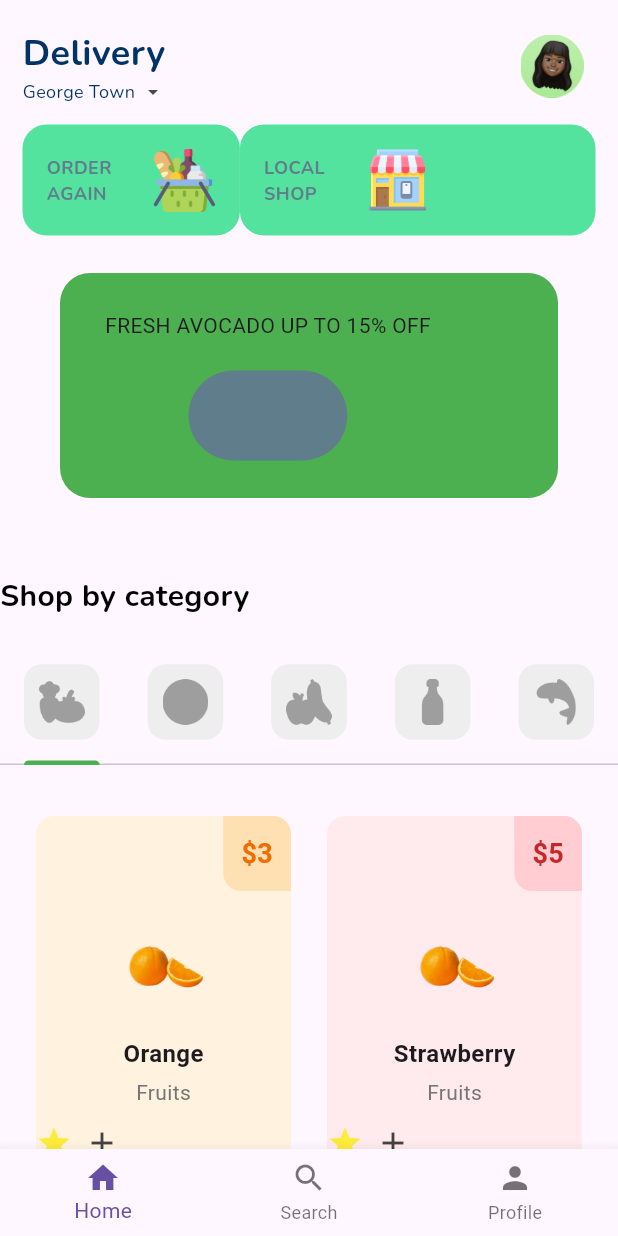
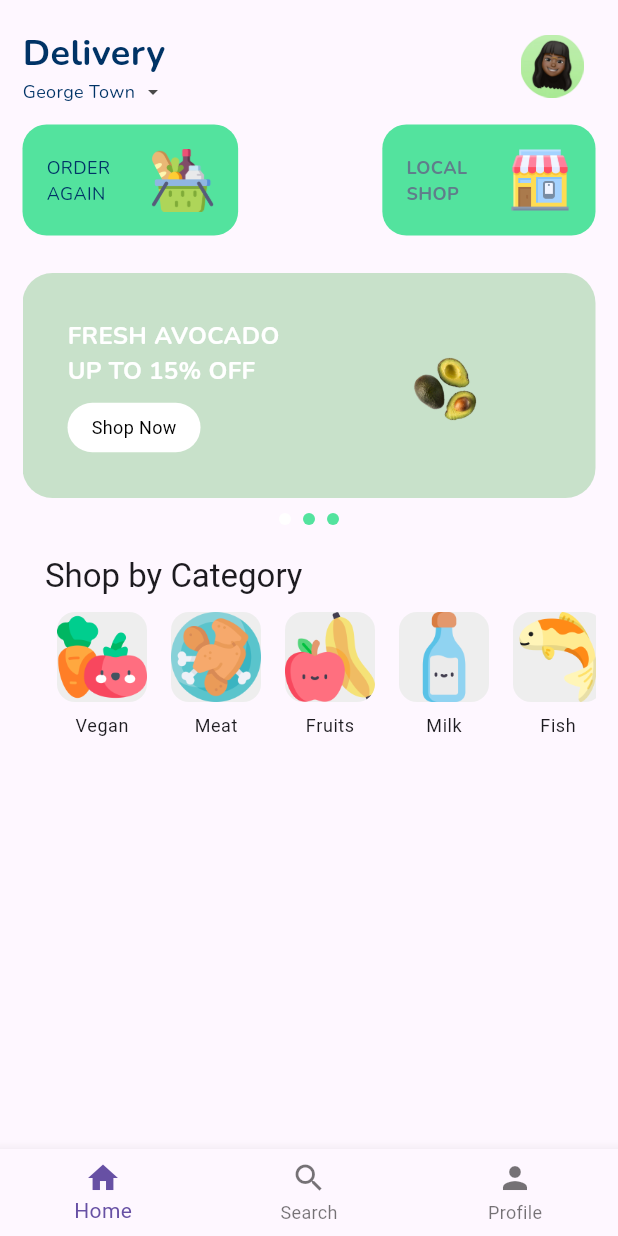
Before and after one commit to maoaktree/sample_app, a Flutter app: the screen it shows after launch, on a phone screen of 412 x 824 dp. Run offline on Flutter 3.47's test engine with Material 3 defaults, Android fonts, the phone set to English and light mode, and no system bars; drawn by our look-alikes of carousel_slider; our stand-ins replace google_fonts.

Commit message:
Update button.dart, home_page.dart, and initial_cards.dart; redesign ShopTab

```diff
--- a/lib/homePage/components/initial_cards.dart
+++ b/lib/homePage/components/initial_cards.dart
@@ -1,6 +1,6 @@
 import 'package:flutter/material.dart';
 import 'package:google_fonts/google_fonts.dart';
-import 'package:sample_app/util/button.dart';
+import 'package:sample_app/util/theme.dart';
 
 class InitialCards extends StatelessWidget {
   const InitialCards({super.key});
@@ -20,16 +20,14 @@ class InitialCards extends StatelessWidget {
                 borderRadius: BorderRadius.circular(16),
               ),
               child: Row(
+                mainAxisAlignment: MainAxisAlignment.spaceEvenly,
                 children: [
                   Column(
                     crossAxisAlignment: CrossAxisAlignment.start,
                     children: [
                       Text(
                         'ORDER \nAGAIN',
-                        style: GoogleFonts.nunito(
-                            color: Colors.blueGrey,
-                            fontSize: 12,
-                            fontWeight: FontWeight.bold),
+                        style: AppTextStyles.headerSubtitle,
                       ),
                     ],
                   ),
@@ -44,18 +42,18 @@ class InitialCards extends StatelessWidget {
             ),
 
             const SizedBox(
-              height: 10,
+              height: 16,
             ),
 
             // LOCAL SHOP
-            Expanded(
-              child: Container(
+            Container(
               padding: const EdgeInsets.all(16),
               decoration: BoxDecoration(
                 color: const Color.fromRGBO(83, 227, 158, 1),
                 borderRadius: BorderRadius.circular(16),
               ),
               child: Row(
+                mainAxisAlignment: MainAxisAlignment.spaceBetween,
                 children: [
                   Column(
                     crossAxisAlignment: CrossAxisAlignment.start,
@@ -78,7 +76,6 @@ class InitialCards extends StatelessWidget {
                 ],
               ),
             ),
-            ),
           ],
         ),
 
@@ -87,31 +84,31 @@ class InitialCards extends StatelessWidget {
         ),
 
         // PROMO BANNER
-        Container(
-          decoration: BoxDecoration(
-            color: Colors.green,
-            borderRadius: BorderRadius.circular(20),
-          ),
-          margin: const EdgeInsets.symmetric(horizontal: 25),
-          padding: const EdgeInsets.symmetric(vertical: 25, horizontal: 30),
-          child: Row(
-            children: [
-              Column(
-                children: [
-                  const Text('FRESH AVOCADO UP TO 15% OFF'),
-                  const SizedBox(height: 20),
-                  MyButton(
-                    text: "Shop Now",
-                    buttonColor: Colors.blueGrey,
-                    onTap: () {
-                      Navigator.pushNamed(context, '/detailpage');
-                    },
-                  ),
-                ],
-              )
-            ],
-          ),
-        ),
+        // Container(
+        //   decoration: BoxDecoration(
+        //     color: Colors.green,
+        //     borderRadius: BorderRadius.circular(20),
+        //   ),
+        //   margin: const EdgeInsets.symmetric(horizontal: 25),
+        //   padding: const EdgeInsets.symmetric(vertical: 25, horizontal: 30),
+        //   child: Row(
+        //     children: [
+        //       Column(
+        //         children: [
+        //           const Text('FRESH AVOCADO UP TO 15% OFF'),
+        //           const SizedBox(height: 20),
+        //           MyButton(
+        //             text: "Shop Now",
+        //             buttonColor: Colors.blueGrey,
+        //             onTap: () {
+        //               Navigator.pushNamed(context, '/detailpage');
+        //             },
+        //           ),
+        //         ],
+        //       )
+        //     ],
+        //   ),
+        // ),
       ],
     );
   }
--- a/lib/homePage/components/shop_tab.dart
+++ b/lib/homePage/components/shop_tab.dart
@@ -1,61 +1,85 @@
 import 'package:flutter/material.dart';
-import 'package:google_fonts/google_fonts.dart';
-import 'package:sample_app/util/my_tab.dart';
-import '../../tab/fish_tab.dart';
-import '../../tab/fruits_tab.dart';
-import '../../tab/meat_tab.dart';
-import '../../tab/milk_tab.dart';
-import '../../tab/vegan_tab.dart';
 
-class ShopTab extends StatelessWidget {
-  const ShopTab({super.key});
-
-  // Tabs
-  final List<Widget> myTabs = const [
-    MyTab(iconPath: 'lib/images/vegan.png'),
-    MyTab(iconPath: 'lib/images/chicken.png'),
-    MyTab(iconPath: 'lib/images/fruits.png'),
-    MyTab(iconPath: 'lib/images/milk.png'),
-    MyTab(iconPath: 'lib/images/fish.png'),
-  ];
+class ShopByCategory extends StatelessWidget {
+  const ShopByCategory({super.key});
 
   @override
   Widget build(BuildContext context) {
-    return DefaultTabController(
-      length: myTabs.length,
-      child: Column(
-        crossAxisAlignment: CrossAxisAlignment.start,
-        children: [
-          // TabBar Title
-          Text(
-            'Shop by category',
-            textAlign: TextAlign.left,
-            style: GoogleFonts.nunito(
-              color: Colors.black,
-              fontSize: 20,
-              fontWeight: FontWeight.bold,
+    return Column(
+      crossAxisAlignment: CrossAxisAlignment.start,
+      children: [
+        // Title
+        Padding(
+          padding: const EdgeInsets.symmetric(vertical: 10.0, horizontal: 15.0),
+          child: Text(
+            'Shop by Category',
+            style: Theme.of(context).textTheme.titleLarge,
+          ),
+        ),
+
+        // Horizontal Scrollable List
+        Container(
+          height: 120,
+          padding: const EdgeInsets.only(left: 15.0),
+          child: SingleChildScrollView(
+            scrollDirection: Axis.horizontal,
+            child: Row(
+              children: [
+                _buildCategoryIcon(
+                  context,
+                  iconPath: 'lib/images/vegan.png',
+                  title: 'Vegan',
+                ),
+                _buildCategoryIcon(
+                  context,
+                  iconPath: 'lib/images/chicken.png',
+                  title: 'Meat',
+                ),
+                _buildCategoryIcon(
+                  context,
+                  iconPath: 'lib/images/fruits.png',
+                  title: 'Fruits',
+                ),
+                _buildCategoryIcon(
+                  context,
+                  iconPath: 'lib/images/milk.png',
+                  title: 'Milk',
+                ),
+                _buildCategoryIcon(
+                  context,
+                  iconPath: 'lib/images/fish.png',
+                  title: 'Fish',
+                ),
+              ],
             ),
           ),
-          const SizedBox(height: 16),
+        ),
+      ],
+    );
+  }
 
-          // TabBar
-          TabBar(
-            indicatorColor: Colors.green,
-            tabs: myTabs,
+  Widget _buildCategoryIcon(BuildContext context,
+      {required String iconPath, required String title}) {
+    return Container(
+      margin: const EdgeInsets.symmetric(horizontal: 8.0),
+      child: Column(
+        children: [
+          Container(
+            width: 60,
+            height: 60,
+            decoration: BoxDecoration(
+              color: Colors.grey[200],
+              borderRadius: BorderRadius.circular(12),
+              image: DecorationImage(
+                image: AssetImage(iconPath),
+                fit: BoxFit.cover,
+              ),
+            ),
           ),
-          const SizedBox(height: 10),
-
-          // TabBarView
-          Expanded(
-            child: TabBarView(
-              children: [
-                VeganTab(),
-                MeatTab(),
-                FruitsTab(),
-                MilkTab(),
-                FishTab(),
-              ],
-            ),
+          const SizedBox(height: 8.0),
+          Text(
+            title,
+            style: Theme.of(context).textTheme.bodySmall,
           ),
         ],
       ),
--- a/lib/homePage/home_page.dart
+++ b/lib/homePage/home_page.dart
@@ -2,6 +2,7 @@ import 'package:flutter/material.dart';
 import 'package:sample_app/homePage/components/header.dart';
 import 'package:sample_app/homePage/components/initial_cards.dart';
 import 'package:sample_app/homePage/components/nav_bar.dart';
+import 'package:sample_app/homePage/components/promo_banner.dart';
 import 'package:sample_app/homePage/components/shop_tab.dart';
 
 class HomePage extends StatefulWidget {
@@ -29,15 +30,17 @@ class _HomePageState extends State<HomePage> {
                       Header(),
                       SizedBox(height: 10),
                       InitialCards(),
+                      PromoBanner(),
                       SizedBox(height: 10),
+                      ShopByCategory(),
                     ],
                   ),
                 ),
               ),
             ),
-            Expanded(
-              child: ShopTab(),
-            ),
+            // Expanded(
+            //   child: ShopTab(),
+            // ),
           ],
         ),
       ),
--- a/lib/util/button.dart
+++ b/lib/util/button.dart
@@ -3,13 +3,19 @@ import 'package:flutter/material.dart';
 class MyButton extends StatelessWidget {
   final String text;
   final void Function()? onTap;
-  final buttonColor;
+  final Color buttonColor;
+  final Color textColor;
+  final double fontSize;
+  final EdgeInsetsGeometry padding;
 
   const MyButton({
     super.key,
     required this.text,
     required this.onTap,
     required this.buttonColor,
+    this.textColor = Colors.blueGrey,
+    this.fontSize = 16.0,
+    this.padding = const EdgeInsets.all(20),
   });
 
   @override
@@ -21,14 +27,14 @@ class MyButton extends StatelessWidget {
           color: buttonColor,
           borderRadius: BorderRadius.circular(40),
         ),
-        padding: const EdgeInsets.all(20),
+        padding: padding,
         child: Row(
           mainAxisAlignment: MainAxisAlignment.center,
           children: [
             // text
             Text(
               text,
-              style: const TextStyle(color: Colors.blueGrey),
+              style: TextStyle(color: textColor, fontSize: fontSize),
             ),
           ],
         ),
```
Lines whose indentation alone changed are shown as unchanged.
